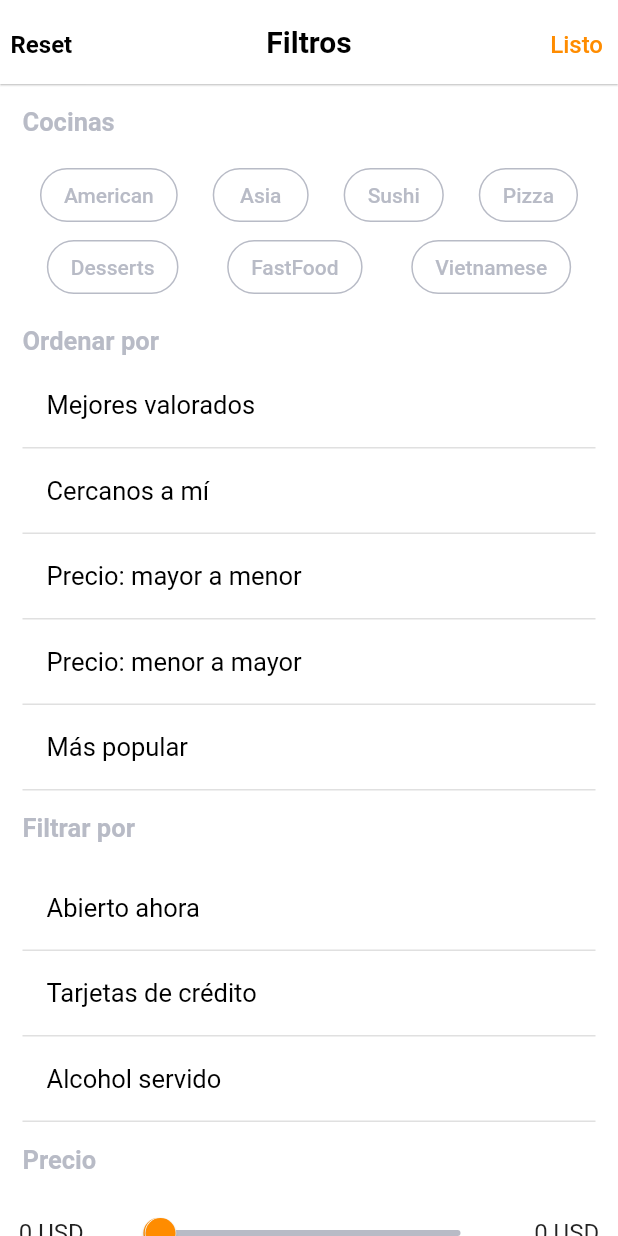
After one commit to crisdevcode/delivery-app, a Flutter app: the FilterPage screen opened by its route, on a phone screen of 412 x 824 dp. The commit adds this screen. Run offline on Flutter 3.47's test engine with Material 2 defaults, Android fonts, the phone set to English and light mode, and no system bars; our stand-ins replace card_swiper; network calls fail.

Commit message:
add: FilterPage widget

```diff
--- a/lib/features/presentation/common_widgets/header_text.dart
+++ b/lib/features/presentation/common_widgets/header_text.dart
@@ -4,7 +4,7 @@ Widget headerText(
     {String text = "",
     Color color = Colors.black,
     FontWeight fontWeight = FontWeight.bold,
-    required double fontSize}) {
+    double? fontSize}) {
   return Text(text,
       style:
           TextStyle(color: color, fontWeight: fontWeight, fontSize: fontSize));
--- /dev/null
+++ b/lib/features/presentation/filter_page/View/filter_page.dart
@@ -0,0 +1,191 @@
+import 'package:delivery/features/presentation/filter_page/customWidgets/price_filter.dart';
+import 'package:flutter/material.dart';
+import 'package:delivery/colors/colors.dart';
+import 'package:delivery/features/presentation/common_widgets/header_text.dart';
+import 'package:delivery/features/presentation/filter_page/customWidgets/list_tile_checked.dart';
+import 'package:delivery/features/presentation/filter_page/customWidgets/cuisines_filter.dart';
+
+class FilterPage extends StatefulWidget {
+  const FilterPage({super.key});
+
+  @override
+  State<FilterPage> createState() => _FilterPageState();
+}
+
+class _FilterPageState extends State<FilterPage> {
+  // SORT BY BOOLEANS
+  bool topRated = false;
+  bool nearMe = false;
+  bool costHighToLow = false;
+  bool costLowToHigh = false;
+  bool mostPopular = false;
+  // FILTER
+  bool openNow = false;
+  bool creditCards = false;
+  bool alcoholServed = false;
+
+  @override
+  Widget build(BuildContext context) {
+    return Scaffold(
+      appBar: _appBar(context),
+      body: CustomScrollView(
+        slivers: <Widget>[
+          SliverList(
+              delegate: SliverChildListDelegate([
+            Container(
+              alignment: Alignment.centerLeft,
+              margin:
+                  const EdgeInsets.only(top: 15.0, bottom: 15.0, left: 15.0),
+              child: headerText(
+                  text: "Cocinas",
+                  color: colorGray,
+                  fontWeight: FontWeight.w600,
+                  fontSize: 17.0),
+            ),
+            Container(
+                padding: const EdgeInsets.symmetric(horizontal: 15.0),
+                child: const CuisinesFilter()),
+            Container(
+              alignment: Alignment.centerLeft,
+              margin: const EdgeInsets.only(top: 15.0, bottom: 5.0, left: 15.0),
+              child: headerText(
+                  text: "Ordenar por",
+                  color: colorGray,
+                  fontWeight: FontWeight.w600,
+                  fontSize: 17.0),
+            ),
+            _sortByContainer(),
+            Container(
+              alignment: Alignment.centerLeft,
+              margin:
+                  const EdgeInsets.only(top: 15.0, bottom: 15.0, left: 15.0),
+              child: headerText(
+                  text: "Filtrar por",
+                  color: colorGray,
+                  fontWeight: FontWeight.w600,
+                  fontSize: 17.0),
+            ),
+            _filterContainer(),
+            Container(
+              alignment: Alignment.centerLeft,
+              margin:
+                  const EdgeInsets.only(top: 15.0, bottom: 15.0, left: 15.0),
+              child: headerText(
+                  text: "Precio",
+                  color: colorGray,
+                  fontWeight: FontWeight.w600,
+                  fontSize: 17.0),
+            ),
+            const PriceFilter()
+          ])),
+        ],
+      ),
+    );
+  }
+
+  Widget _sortByContainer() {
+    return Container(
+        padding: const EdgeInsets.symmetric(horizontal: 15.0),
+        child: Column(
+          children: [
+            ListTileCheck(
+              text: 'Mejores valorados',
+              isActive: topRated,
+              func: () {
+                setState(() {
+                  topRated = !topRated;
+                });
+              },
+            ),
+            ListTileCheck(
+              text: 'Cercanos a mí',
+              isActive: nearMe,
+              func: () {
+                setState(() => nearMe = !nearMe);
+              },
+            ),
+            ListTileCheck(
+              text: 'Precio: mayor a menor',
+              isActive: costHighToLow,
+              func: () {
+                setState(() => costHighToLow = !costHighToLow);
+              },
+            ),
+            ListTileCheck(
+              text: 'Precio: menor a mayor',
+              isActive: costLowToHigh,
+              func: () {
+                setState(() => costLowToHigh = !costLowToHigh);
+              },
+            ),
+            ListTileCheck(
+              text: 'Más popular',
+              isActive: mostPopular,
+              func: () {
+                setState(() => mostPopular = !mostPopular);
+              },
+            ),
+          ],
+        ));
+  }
+
+  Widget _filterContainer() {
+    return Container(
+        padding: const EdgeInsets.symmetric(horizontal: 15.0),
+        child: Column(
+          children: [
+            ListTileCheck(
+              text: 'Abierto ahora',
+              isActive: openNow,
+              func: () {
+                setState(() {
+                  openNow = !openNow;
+                });
+              },
+            ),
+            ListTileCheck(
+              text: 'Tarjetas de crédito',
+              isActive: creditCards,
+              func: () {
+                setState(() => creditCards = !creditCards);
+              },
+            ),
+            ListTileCheck(
+              text: 'Alcohol servido',
+              isActive: alcoholServed,
+              func: () {
+                setState(() => alcoholServed = !alcoholServed);
+              },
+            ),
+          ],
+        ));
+  }
+}
+
+PreferredSizeWidget _appBar(BuildContext context) {
+  return AppBar(
+    elevation: 0.5,
+    centerTitle: true,
+    backgroundColor: Colors.white,
+    title: headerText(text: 'Filtros', fontWeight: FontWeight.w600),
+    leading: Container(
+        padding: const EdgeInsets.only(top: 20.0, left: 7.0),
+        child: headerText(
+            text: 'Reset', fontWeight: FontWeight.w600, fontSize: 16.0)),
+    actions: [
+      GestureDetector(
+        onTap: () {
+          Navigator.pop(context);
+        },
+        child: Container(
+          padding: const EdgeInsets.only(top: 20.0, right: 10.0),
+          child: headerText(
+              text: 'Listo',
+              color: colorOrange,
+              fontWeight: FontWeight.w500,
+              fontSize: 16.0),
+        ),
+      )
+    ],
+  );
+}
--- /dev/null
+++ b/lib/features/presentation/filter_page/customWidgets/cuisines_filter.dart
@@ -0,0 +1,80 @@
+import 'package:delivery/colors/colors.dart';
+import 'package:flutter/material.dart';
+
+class CuisinesFilter extends StatefulWidget {
+  const CuisinesFilter({super.key});
+
+  @override
+  State<CuisinesFilter> createState() => _CuisinesFilterState();
+}
+
+class _CuisinesFilterState extends State<CuisinesFilter> {
+  bool btnAmerican = false;
+  bool btnAsia = false;
+  bool btnSushi = false;
+  bool btnPizza = false;
+
+  bool btnDesserts = false;
+  bool btnFastFood = false;
+  bool btnVietnamese = false;
+
+  @override
+  Widget build(BuildContext context) {
+    return Column(
+      children: [
+        Row(
+          mainAxisAlignment: MainAxisAlignment.spaceAround,
+          children: [
+            _roundedButtonFilter(() {
+              setState(() => btnAmerican = !btnAmerican);
+            }, btnAmerican, "American"),
+            _roundedButtonFilter(() {
+              setState(() => btnAsia = !btnAsia);
+            }, btnAsia, "Asia"),
+            _roundedButtonFilter(() {
+              setState(() => btnSushi = !btnSushi);
+            }, btnSushi, "Sushi"),
+            _roundedButtonFilter(() {
+              setState(() => btnPizza = !btnPizza);
+            }, btnPizza, "Pizza"),
+          ],
+        ),
+        Row(
+          mainAxisAlignment: MainAxisAlignment.spaceAround,
+          children: [
+            _roundedButtonFilter(() {
+              setState(() => btnDesserts = !btnDesserts);
+            }, btnDesserts, "Desserts"),
+            _roundedButtonFilter(() {
+              setState(() => btnFastFood = !btnFastFood);
+            }, btnFastFood, "FastFood"),
+            _roundedButtonFilter(() {
+              setState(() => btnVietnamese = !btnVietnamese);
+            }, btnVietnamese, "Vietnamese")
+          ],
+        )
+      ],
+    );
+  }
+}
+
+Widget _roundedButtonFilter(Function func, bool isActive, String labelText) {
+  return Container(
+    //width: 120.0,
+    //height: 30.0,
+    child: ElevatedButton(
+      onPressed: () {
+        func();
+      },
+      style: ElevatedButton.styleFrom(
+        foregroundColor: Colors.white, // text
+        backgroundColor: Colors.white, // bg
+        shape: RoundedRectangleBorder(
+            borderRadius: BorderRadius.circular(30.0),
+            side: BorderSide(color: isActive ? colorOrange : colorGray)),
+      ).copyWith(elevation: ButtonStyleButton.allOrNull(0.0)),
+      child: Text(labelText,
+          style: TextStyle(color: isActive ? colorOrange : colorGray)),
+    ),
+  );
+}
--- /dev/null
+++ b/lib/features/presentation/filter_page/customWidgets/list_tile_checked.dart
@@ -0,0 +1,52 @@
+import 'package:delivery/colors/colors.dart';
+import 'package:delivery/features/presentation/common_widgets/header_text.dart';
+import 'package:flutter/material.dart';
+
+class ListTileCheck extends StatelessWidget {
+  String text;
+  bool isActive;
+  Function func;
+
+  ListTileCheck(
+      {super.key,
+      required this.text,
+      required this.isActive,
+      required this.func});
+
+  @override
+  Widget build(BuildContext context) {
+    return Column(
+      children: <Widget>[
+        listTiles(context: context, text: text, isActive: isActive, func: func)
+      ],
+    );
+  }
+}
+
+Widget listTiles(
+    {required BuildContext context,
+    required String text,
+    required bool isActive,
+    required Function func}) {
+  return Container(
+    decoration: BoxDecoration(
+        border:
+            Border(bottom: BorderSide(color: Theme.of(context).dividerColor))),
+    child: ListTile(
+      onTap: () {
+        func();
+      },
+      title: headerText(
+          text: text,
+          color: isActive ? colorOrange : Colors.black,
+          fontWeight: FontWeight.w400,
+          fontSize: 17.0),
+      trailing: isActive
+          ? Icon(
+              Icons.check,
+              color: isActive ? colorOrange : Colors.black,
+            )
+          : const Text(''),
+    ),
+  );
+}
--- /dev/null
+++ b/lib/features/presentation/filter_page/customWidgets/price_filter.dart
@@ -0,0 +1,46 @@
+import 'package:flutter/material.dart';
+import 'package:delivery/colors/colors.dart';
+
+class PriceFilter extends StatefulWidget {
+  const PriceFilter({super.key});
+
+  @override
+  State<PriceFilter> createState() => _PriceFilterState();
+}
+
+class _PriceFilterState extends State<PriceFilter> {
+  RangeValues _values = const RangeValues(0.3, 1.0);
+  int _minPrice = 0;
+  int _maxPrice = 0;
+
+  @override
+  Widget build(BuildContext context) {
+    return Row(
+      mainAxisAlignment: MainAxisAlignment.spaceAround,
+      children: [
+        Text('$_minPrice USD', style: const TextStyle(fontSize: 16)),
+        Container(
+          width: 250,
+          child: RangeSlider(
+            activeColor: colorOrange,
+            inactiveColor: colorGray,
+            values: _values,
+            min: 0,
+            max: 100.0,
+            onChanged: (RangeValues newValues) {
+              setState(() {
+                _values = newValues;
+                _minPrice = _values.start.round();
+                _maxPrice = _values.end.round();
+              });
+            },
+          ),
+        ),
+        Text(
+          '$_maxPrice USD',
+          style: const TextStyle(fontSize: 16),
+        )
+      ],
+    );
+  }
+}
--- a/lib/features/presentation/tabs/explore_tab/View/explore_tab.dart
+++ b/lib/features/presentation/tabs/explore_tab/View/explore_tab.dart
@@ -119,7 +119,9 @@ Widget _topBar(BuildContext context) {
             borderRadius: BorderRadius.circular(30)),
         child: IconButton(
           icon: const Icon(Icons.filter_list, size: 30, color: Colors.white),
-          onPressed: () {},
+          onPressed: () {
+            Navigator.pushNamed(context, 'filter');
+          },
         ),
       ),
     ],
--- a/lib/routes/routes.dart
+++ b/lib/routes/routes.dart
@@ -1,4 +1,3 @@
-import 'package:delivery/features/presentation/search_page/View/search_view.dart';
 import 'package:flutter/material.dart';
 
 // Pages
@@ -7,6 +6,8 @@ import 'package:delivery/features/presentation/login_page/View/login_page.dart';
 import 'package:delivery/features/presentation/forgot_password/View/forgot_password_page.dart';
 import 'package:delivery/features/presentation/sign_up_page/View/sign_up_page.dart';
 import 'package:delivery/features/presentation/tabs/tabs_page.dart';
+import 'package:delivery/features/presentation/search_page/View/search_view.dart';
+import 'package:delivery/features/presentation/filter_page/View/filter_page.dart';
 
 final routes = <String, WidgetBuilder>{
   'welcome': (BuildContext context) => const WelcomePage(),
@@ -15,4 +16,5 @@ final routes = <String, WidgetBuilder>{
   'sign-up': (BuildContext context) => const SignUpPage(),
   'tabs': (BuildContext context) => const TabsPage(),
   'search': (BuildContext context) => const SearchView(),
+  'filter': (BuildContext context) => const FilterPage(),
 };
```
